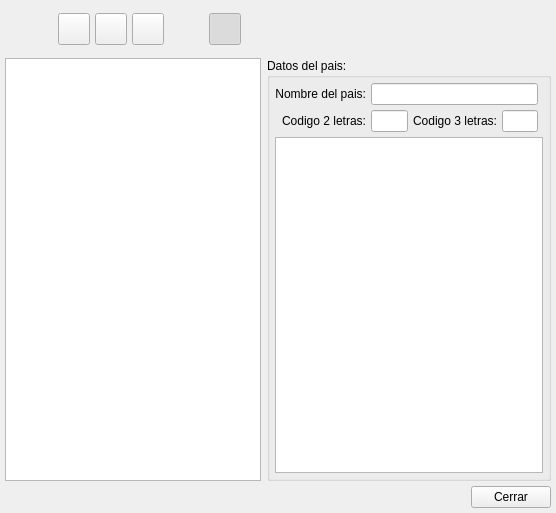
Qt form bulmages/bulmalib/src/paisbase.ui (eboladev/Bulmages-1) before a commit.
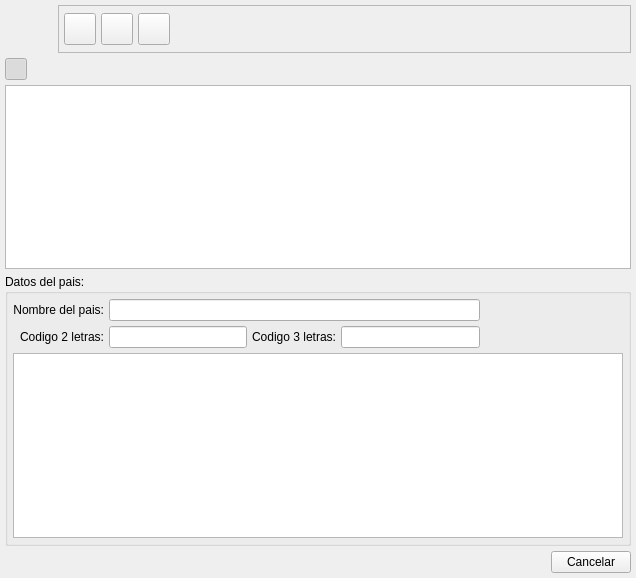
The same form after that commit. Icons and pictures are not drawn. Custom widgets are drawn as their Qt base class.

Commit message: mejoras en algunas ventanas

```diff
--- a/bulmages/bulmalib/src/paisbase.ui
+++ b/bulmages/bulmalib/src/paisbase.ui
@@ -5,8 +5,8 @@
    <rect>
     <x>0</x>
     <y>0</y>
-    <width>556</width>
-    <height>513</height>
+    <width>636</width>
+    <height>578</height>
    </rect>
   </property>
   <property name="windowTitle" >
@@ -15,20 +15,232 @@
   <property name="windowIcon" >
    <iconset resource="../../bulmages.qrc" >:/BulmaCont32x32/images/png/i_centroCoste.xpm</iconset>
   </property>
-  <layout class="QVBoxLayout" >
+  <layout class="QGridLayout" >
    <property name="margin" >
     <number>5</number>
    </property>
    <property name="spacing" >
     <number>5</number>
    </property>
-   <item>
+   <item row="2" column="0" >
+    <widget class="SubForm3" name="mui_list" >
+     <property name="sizePolicy" >
+      <sizepolicy>
+       <hsizetype>7</hsizetype>
+       <vsizetype>7</vsizetype>
+       <horstretch>0</horstretch>
+       <verstretch>0</verstretch>
+      </sizepolicy>
+     </property>
+    </widget>
+   </item>
+   <item row="3" column="0" >
+    <widget class="QGroupBox" name="mui_datospais" >
+     <property name="title" >
+      <string>Datos del pais:</string>
+     </property>
+     <layout class="QGridLayout" >
+      <property name="margin" >
+       <number>5</number>
+      </property>
+      <property name="spacing" >
+       <number>5</number>
+      </property>
+      <item row="0" column="0" >
+       <widget class="QLabel" name="textLabel1" >
+        <property name="text" >
+         <string>Nombre del pais:</string>
+        </property>
+        <property name="alignment" >
+         <set>Qt::AlignRight|Qt::AlignTrailing|Qt::AlignVCenter</set>
+        </property>
+       </widget>
+      </item>
+      <item row="1" column="2" >
+       <widget class="QLabel" name="textLabel1_3" >
+        <property name="text" >
+         <string>Codigo 3 letras:</string>
+        </property>
+        <property name="alignment" >
+         <set>Qt::AlignRight|Qt::AlignTrailing|Qt::AlignVCenter</set>
+        </property>
+       </widget>
+      </item>
+      <item row="1" column="4" >
+       <spacer>
+        <property name="orientation" >
+         <enum>Qt::Horizontal</enum>
+        </property>
+        <property name="sizeHint" >
+         <size>
+          <width>71</width>
+          <height>20</height>
+         </size>
+        </property>
+       </spacer>
+      </item>
+      <item row="1" column="3" >
+       <widget class="QLineEdit" name="mui_cod3pais" >
+        <property name="maxLength" >
+         <number>3</number>
+        </property>
+       </widget>
+      </item>
+      <item row="1" column="1" >
+       <widget class="QLineEdit" name="mui_cod2pais" >
+        <property name="maxLength" >
+         <number>2</number>
+        </property>
+       </widget>
+      </item>
+      <item row="0" column="1" colspan="3" >
+       <widget class="QLineEdit" name="mui_descpais" >
+        <property name="maxLength" >
+         <number>50</number>
+        </property>
+       </widget>
+      </item>
+      <item row="2" column="0" colspan="5" >
+       <widget class="SubForm3" name="mui_listprovincias" >
+        <property name="sizePolicy" >
+         <sizepolicy>
+          <hsizetype>7</hsizetype>
+          <vsizetype>7</vsizetype>
+          <horstretch>0</horstretch>
+          <verstretch>0</verstretch>
+         </sizepolicy>
+        </property>
+       </widget>
+      </item>
+      <item row="1" column="0" >
+       <widget class="QLabel" name="textLabel1_2" >
+        <property name="text" >
+         <string>Codigo 2 letras:</string>
+        </property>
+        <property name="alignment" >
+         <set>Qt::AlignRight|Qt::AlignTrailing|Qt::AlignVCenter</set>
+        </property>
+       </widget>
+      </item>
+      <item row="0" column="4" >
+       <spacer>
+        <property name="orientation" >
+         <enum>Qt::Horizontal</enum>
+        </property>
+        <property name="sizeHint" >
+         <size>
+          <width>71</width>
+          <height>20</height>
+         </size>
+        </property>
+       </spacer>
+      </item>
+     </layout>
+    </widget>
+   </item>
+   <item row="1" column="0" >
     <layout class="QHBoxLayout" >
      <property name="margin" >
       <number>0</number>
      </property>
      <property name="spacing" >
+      <number>5</number>
+     </property>
+     <item>
+      <widget class="QToolButton" name="mui_detalles" >
+       <property name="minimumSize" >
+        <size>
+         <width>22</width>
+         <height>22</height>
+        </size>
+       </property>
+       <property name="maximumSize" >
+        <size>
+         <width>22</width>
+         <height>22</height>
+        </size>
+       </property>
+       <property name="toolTip" >
+        <string>Mostrar/ocultar detalle</string>
+       </property>
+       <property name="whatsThis" >
+        <string>Mostrar/ocultar detalle</string>
+       </property>
+       <property name="text" >
+        <string/>
+       </property>
+       <property name="icon" >
+        <iconset resource="../../bulmages.qrc" >:/Genericos32x32/images/png/i_edit.png</iconset>
+       </property>
+       <property name="iconSize" >
+        <size>
+         <width>22</width>
+         <height>22</height>
+        </size>
+       </property>
+       <property name="checkable" >
+        <bool>true</bool>
+       </property>
+       <property name="checked" >
+        <bool>true</bool>
+       </property>
+      </widget>
+     </item>
+     <item>
+      <spacer>
+       <property name="orientation" >
+        <enum>Qt::Horizontal</enum>
+       </property>
+       <property name="sizeHint" >
+        <size>
+         <width>40</width>
+         <height>20</height>
+        </size>
+       </property>
+      </spacer>
+     </item>
+    </layout>
+   </item>
+   <item row="4" column="0" >
+    <layout class="QHBoxLayout" >
+     <property name="margin" >
       <number>0</number>
+     </property>
+     <property name="spacing" >
+      <number>5</number>
+     </property>
+     <item>
+      <spacer>
+       <property name="orientation" >
+        <enum>Qt::Horizontal</enum>
+       </property>
+       <property name="sizeType" >
+        <enum>QSizePolicy::Expanding</enum>
+       </property>
+       <property name="sizeHint" >
+        <size>
+         <width>191</width>
+         <height>21</height>
+        </size>
+       </property>
+      </spacer>
+     </item>
+     <item>
+      <widget class="QPushButton" name="pushButton" >
+       <property name="text" >
+        <string>Cancelar</string>
+       </property>
+      </widget>
+     </item>
+    </layout>
+   </item>
+   <item row="0" column="0" >
+    <layout class="QHBoxLayout" >
+     <property name="margin" >
+      <number>0</number>
+     </property>
+     <property name="spacing" >
+      <number>5</number>
      </property>
      <item>
       <widget class="QLabel" name="label" >
@@ -55,7 +267,7 @@
      <item>
       <widget class="QFrame" name="frame" >
        <property name="frameShape" >
-        <enum>QFrame::NoFrame</enum>
+        <enum>QFrame::StyledPanel</enum>
        </property>
        <property name="frameShadow" >
         <enum>QFrame::Plain</enum>
@@ -178,65 +390,6 @@
           </property>
          </widget>
         </item>
-        <item row="0" column="3" >
-         <spacer>
-          <property name="orientation" >
-           <enum>Qt::Horizontal</enum>
-          </property>
-          <property name="sizeType" >
-           <enum>QSizePolicy::Fixed</enum>
-          </property>
-          <property name="sizeHint" >
-           <size>
-            <width>40</width>
-            <height>20</height>
-           </size>
-          </property>
-         </spacer>
-        </item>
-        <item row="0" column="4" >
-         <widget class="QToolButton" name="mui_detalles" >
-          <property name="minimumSize" >
-           <size>
-            <width>32</width>
-            <height>32</height>
-           </size>
-          </property>
-          <property name="maximumSize" >
-           <size>
-            <width>32</width>
-            <height>32</height>
-           </size>
-          </property>
-          <property name="toolTip" >
-           <string>Ver/ocultar datos pais</string>
-          </property>
-          <property name="whatsThis" >
-           <string>Ver/ocultar datos pais</string>
-          </property>
-          <property name="text" >
-           <string/>
-          </property>
-          <property name="icon" >
-           <iconset resource="../../bulmages.qrc" >:/BulmaCont32x32/images/png/i_tuxPeq.png</iconset>
-          </property>
-          <property name="iconSize" >
-           <size>
-            <width>32</width>
-            <height>32</height>
-           </size>
-          </property>
-          <property name="shortcut" >
-           <string>Ctrl+B</string>
-          </property>
-          <property name="checkable" >
-           <bool>true</bool>
-          </property>
-          <property name="checked" >
-           <bool>true</bool>
-          </property>
-         </widget>
-        </item>
         <item row="0" column="5" >
          <spacer>
           <property name="orientation" >
@@ -258,165 +411,6 @@
      </item>
     </layout>
    </item>
-   <item>
-    <layout class="QHBoxLayout" >
-     <property name="margin" >
-      <number>0</number>
-     </property>
-     <property name="spacing" >
-      <number>6</number>
-     </property>
-     <item>
-      <widget class="SubForm3" name="mui_list" >
-       <property name="sizePolicy" >
-        <sizepolicy>
-         <hsizetype>3</hsizetype>
-         <vsizetype>7</vsizetype>
-         <horstretch>0</horstretch>
-         <verstretch>0</verstretch>
-        </sizepolicy>
-       </property>
-      </widget>
-     </item>
-     <item>
-      <widget class="QGroupBox" name="groupBox" >
-       <property name="title" >
-        <string>Datos del pais:</string>
-       </property>
-       <layout class="QGridLayout" >
-        <property name="margin" >
-         <number>5</number>
-        </property>
-        <property name="spacing" >
-         <number>5</number>
-        </property>
-        <item row="2" column="0" colspan="5" >
-         <widget class="SubForm3" name="mui_listprovincias" >
-          <property name="sizePolicy" >
-           <sizepolicy>
-            <hsizetype>7</hsizetype>
-            <vsizetype>7</vsizetype>
-            <horstretch>0</horstretch>
-            <verstretch>0</verstretch>
-           </sizepolicy>
-          </property>
-         </widget>
-        </item>
-        <item row="1" column="2" >
-         <widget class="QLabel" name="textLabel1_3" >
-          <property name="text" >
-           <string>Codigo 3 letras:</string>
-          </property>
-          <property name="alignment" >
-           <set>Qt::AlignRight|Qt::AlignTrailing|Qt::AlignVCenter</set>
-          </property>
-         </widget>
-        </item>
-        <item row="1" column="3" >
-         <widget class="QLineEdit" name="mui_cod3pais" >
-          <property name="maxLength" >
-           <number>3</number>
-          </property>
-         </widget>
-        </item>
-        <item row="1" column="1" >
-         <widget class="QLineEdit" name="mui_cod2pais" >
-          <property name="maxLength" >
-           <number>2</number>
-          </property>
-         </widget>
-        </item>
-        <item row="0" column="1" colspan="3" >
-         <widget class="QLineEdit" name="mui_descpais" >
-          <property name="maxLength" >
-           <number>50</number>
-          </property>
-         </widget>
-        </item>
-        <item row="0" column="0" >
-         <widget class="QLabel" name="textLabel1" >
-          <property name="text" >
-           <string>Nombre del pais:</string>
-          </property>
-          <property name="alignment" >
-           <set>Qt::AlignRight|Qt::AlignTrailing|Qt::AlignVCenter</set>
-          </property>
-         </widget>
-        </item>
-        <item row="1" column="0" >
-         <widget class="QLabel" name="textLabel1_2" >
-          <property name="text" >
-           <string>Codigo 2 letras:</string>
-          </property>
-          <property name="alignment" >
-           <set>Qt::AlignRight|Qt::AlignTrailing|Qt::AlignVCenter</set>
-          </property>
-         </widget>
-        </item>
-        <item row="0" column="4" >
-         <spacer>
-          <property name="orientation" >
-           <enum>Qt::Horizontal</enum>
-          </property>
-          <property name="sizeHint" >
-           <size>
-            <width>71</width>
-            <height>20</height>
-           </size>
-          </property>
-         </spacer>
-        </item>
-        <item row="1" column="4" >
-         <spacer>
-          <property name="orientation" >
-           <enum>Qt::Horizontal</enum>
-          </property>
-          <property name="sizeHint" >
-           <size>
-            <width>71</width>
-            <height>20</height>
-           </size>
-          </property>
-         </spacer>
-        </item>
-       </layout>
-      </widget>
-     </item>
-    </layout>
-   </item>
-   <item>
-    <layout class="QHBoxLayout" >
-     <property name="margin" >
-      <number>0</number>
-     </property>
-     <property name="spacing" >
-      <number>0</number>
-     </property>
-     <item>
-      <spacer>
-       <property name="orientation" >
-        <enum>Qt::Horizontal</enum>
-       </property>
-       <property name="sizeType" >
-        <enum>QSizePolicy::Expanding</enum>
-       </property>
-       <property name="sizeHint" >
-        <size>
-         <width>191</width>
-         <height>21</height>
-        </size>
-       </property>
-      </spacer>
-     </item>
-     <item>
-      <widget class="QPushButton" name="pushButton2" >
-       <property name="text" >
-        <string>Cerrar</string>
-       </property>
-      </widget>
-     </item>
-    </layout>
-   </item>
   </layout>
  </widget>
  <layoutdefault spacing="6" margin="11" />
```
Left out of the diff: 16 changed lines with no effect on the pictures. The commit also changes 6 other files.
